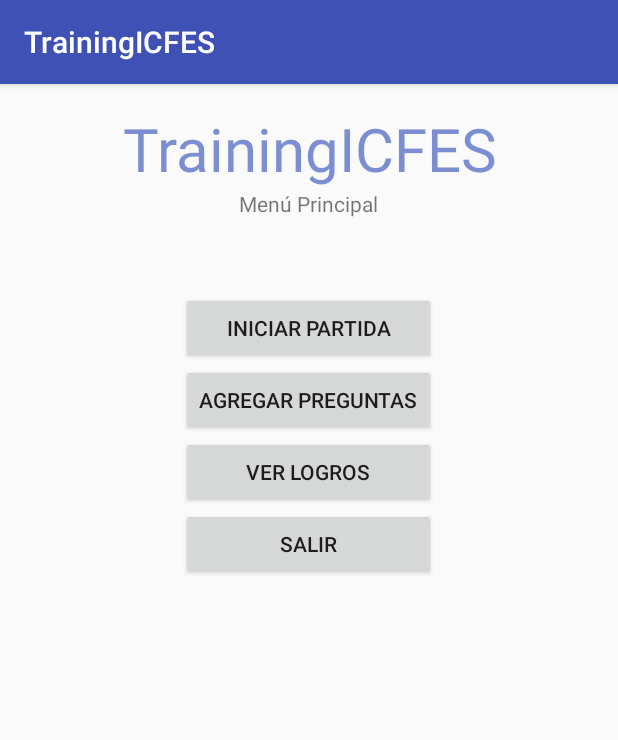
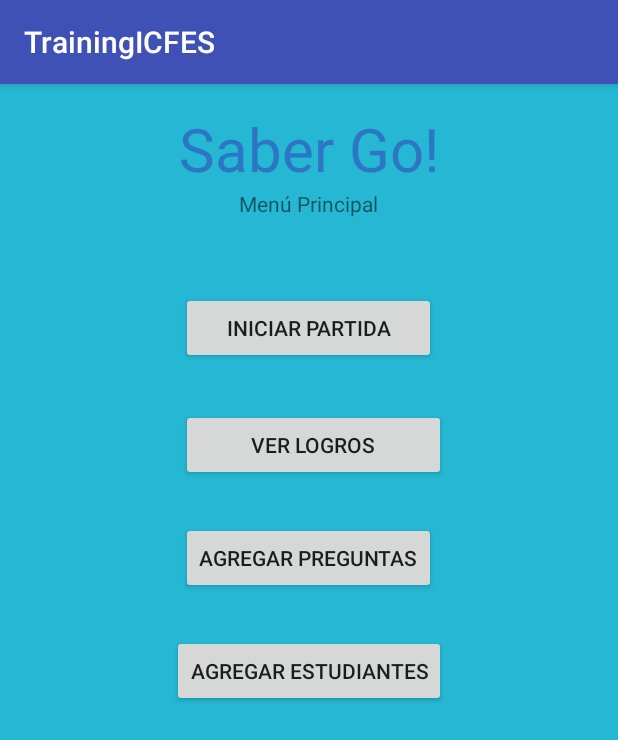
Before and after one commit to MichaelSinner/TrainingICFES, an Android app: the MenuPrincipal screen opened directly, with no data from a screen before it, on a phone screen of 412 x 824 dp. Shown: the top 740 px of the screen. Run offline under Robolectric (Android 15) with nearby library versions, the phone set to English and light mode, and no system bars.

Commit message:
Se Agrega nueva actividad (Menú Partida) cambio de colore , fuente , toast , y validacion del Log

```diff
--- a/app/src/main/java/com/example/michaelsinner/trainingicfes/AgregarPreguntas.java
+++ b/app/src/main/java/com/example/michaelsinner/trainingicfes/AgregarPreguntas.java
@@ -11,7 +11,7 @@ public class AgregarPreguntas extends AppCompatActivity implements AdapterView.O
 
     Spinner spnArea;
     Spinner spnCompetencia;
-    ArrayAdapter<String> aaArea, aaCompetenciaA,aaClear;
+    ArrayAdapter<String> aaArea, aaCompetenciaA,aaClear,aaCompetenciaB;
     String [] opcionesArea = new String[]{"Lectura Critica","Matemáticas","Sociales y ciudadanas","Ciencias Naturales","Ingles"};
     String [] opcionesCompetenciasA = new String[]{"Identificar y entender contenidos de un texto","Comprender como se articulan las partes de un texto","Reflexionar y evaluar contenido de un texto"};
     String [] opcionesCompetenciasB = new String[]{"Lectura Critica","Matemáticas","Sociales y ciudadanas","Ciencias Naturales","Ingles"};
@@ -45,8 +45,8 @@ public class AgregarPreguntas extends AppCompatActivity implements AdapterView.O
                 if (seleccion == 1)
                 {
                     spnCompetencia.setAdapter(aaCompetenciaA);
-                }else{
-                    spnCompetencia.setAdapter(aaClear);
+                }else if (seleccion == 2){
+                    spnCompetencia.setAdapter(aaCompetenciaB);
                 }
 
 
--- a/app/src/main/java/com/example/michaelsinner/trainingicfes/MenuPrincipal.java
+++ b/app/src/main/java/com/example/michaelsinner/trainingicfes/MenuPrincipal.java
@@ -26,7 +26,9 @@ public class MenuPrincipal extends AppCompatActivity implements View.OnClickList
             case R.id.btnAgregarPreguntas:
                 Intent puente3 = new Intent(MenuPrincipal.this,MenuPreguntas.class);
                 startActivity(puente3);
+
                 break;
+
         }
     }
 }
--- a/app/src/main/res/layout/activity_menu_principal.xml
+++ b/app/src/main/res/layout/activity_menu_principal.xml
@@ -7,6 +7,7 @@
     android:paddingLeft="@dimen/activity_horizontal_margin"
     android:paddingRight="@dimen/activity_horizontal_margin"
     android:paddingTop="@dimen/activity_vertical_margin"
+    android:background="@color/colorMain"
     tools:context="com.example.michaelsinner.trainingicfes.MenuPrincipal">
 
     <TextView
@@ -15,52 +16,54 @@
         android:gravity="center_horizontal"
         android:text="@string/titulo"
         android:textColor="#a23250bc"
-        android:textSize="40dp"
-        android:id="@+id/textView" />
+        android:textSize="40sp"
+        android:id="@+id/tvTitulo" />
 
     <TextView
         android:layout_width="wrap_content"
         android:layout_height="wrap_content"
-        android:text="Menú Principal"
-        android:id="@+id/txtViewMenu"
-        android:layout_below="@+id/textView"
+        android:text="@string/txMenuPrincipal"
+        android:id="@+id/tvMenuPrincipal"
+        android:layout_below="@+id/tvTitulo"
         android:layout_centerHorizontal="true" />
 
     <Button
         android:layout_width="wrap_content"
         android:layout_height="wrap_content"
-        android:text="Iniciar partida"
+        android:text="@string/txIniciarPartida"
         android:id="@+id/btnIniciar"
         android:layout_marginTop="49dp"
-        android:layout_below="@+id/txtViewMenu"
+        android:layout_below="@+id/tvMenuPrincipal"
         android:layout_alignEnd="@+id/btnAgregarPreguntas"
         android:layout_alignStart="@+id/btnAgregarPreguntas" />
 
     <Button
         android:layout_width="wrap_content"
         android:layout_height="wrap_content"
-        android:text="Ver Logros"
-        android:id="@+id/btnVerLogros"
-        android:layout_below="@+id/btnAgregarPreguntas"
-        android:layout_alignStart="@+id/btnAgregarPreguntas"
-        android:layout_alignEnd="@+id/btnAgregarPreguntas" />
-
-    <Button
-        android:layout_width="wrap_content"
-        android:layout_height="wrap_content"
-        android:text="Agregar Preguntas"
+        android:text="@string/txAgregarPreguntas"
         android:id="@+id/btnAgregarPreguntas"
-        android:layout_below="@+id/btnIniciar"
+        android:layout_marginTop="27dp"
+        android:layout_below="@+id/btnVerLogros"
         android:layout_centerHorizontal="true" />
 
     <Button
         android:layout_width="wrap_content"
         android:layout_height="wrap_content"
-        android:text="Salir"
-        android:id="@+id/btnSalir"
-        android:layout_below="@+id/btnVerLogros"
-        android:layout_alignEnd="@+id/btnVerLogros"
-        android:layout_alignStart="@+id/btnVerLogros" />
+        android:text="@string/txAgregarEstudiantes"
+        android:id="@+id/btnAgregarEstudiante"
+        android:layout_marginTop="27dp"
+        android:layout_below="@+id/btnAgregarPreguntas"
+        android:layout_centerHorizontal="true" />
+
+    <Button
+        android:layout_width="wrap_content"
+        android:layout_height="wrap_content"
+        android:text="@string/txVerLogros"
+        android:id="@+id/btnVerLogros"
+        android:layout_marginTop="30dp"
+        android:layout_below="@+id/btnIniciar"
+        android:layout_alignStart="@+id/btnIniciar"
+        android:layout_alignEnd="@+id/btnAgregarEstudiante" />
 
 
 </RelativeLayout>
--- a/app/src/main/res/values/colors.xml
+++ b/app/src/main/res/values/colors.xml
@@ -3,4 +3,6 @@
     <color name="colorPrimary">#3F51B5</color>
     <color name="colorPrimaryDark">#303F9F</color>
     <color name="colorAccent">#FF4081</color>
+    <color name="colorMain">#25B7D3</color>
+    <color name="colorSecundario">#166F7F</color>
 </resources>
--- a/app/src/main/res/values/strings.xml
+++ b/app/src/main/res/values/strings.xml
@@ -1,4 +1,24 @@
 <resources>
+    --principal
     <string name="app_name">TrainingICFES</string>
-    <string name="titulo">TrainingICFES</string>
+    <string name="titulo">Saber Go!</string>
+    <string name="txEntrar">Entrar</string>
+    <string name="txAcercaDe">Acerca de</string>
+    <string name="txAño">2016</string>
+    --Login
+    <string name="txUsuario">Usuario</string>
+    <string name="txContraseña">Contraseña</string>
+    <string name="txIngresar">Ingresar</string>
+    --Menú Principal
+    <string name="txMenuPrincipal">Menú Principal</string>
+    <string name="txIniciarPartida">Iniciar Partida</string>
+    <string name="txAgregarPreguntas">Agregar Preguntas</string>
+    <string name="txAgregarEstudiantes">Agregar Estudiantes</string>
+    <string name="txVerLogros">Ver Logros</string>
+
+    -Acerca de
+    <string name="Comentario">Esta aplicación es desarrollada por Michael Peñaloza y Ana Sotelo para la clase de Electiva 2 - Móviles
+                de la Universidad Antonio Nariño
+    </string>
+
 </resources>
--- a/build.gradle
+++ b/build.gradle
@@ -5,7 +5,7 @@ buildscript {
         jcenter()
     }
     dependencies {
-        classpath 'com.android.tools.build:gradle:2.1.3'
+        classpath 'com.android.tools.build:gradle:2.2.0'
 
         // NOTE: Do not place your application dependencies here; they belong
         // in the individual module build.gradle files
```
Also changed, not shown: app/src/main/AndroidManifest.xml (+12 -7 lines), app/src/main/java/com/example/michaelsinner/trainingicfes/Login.java (+36 -2 lines), app/src/main/java/com/example/michaelsinner/trainingicfes/MainActivity.java (+14 -1 lines), app/src/main/java/com/example/michaelsinner/trainingicfes/MenuPartida.java (added, +13 -0 lines), app/src/main/res/layout/activity_login.xml (+35 -27 lines), app/src/main/res/layout/activity_main.xml (+33 -19 lines), app/src/main/res/layout/activity_menu_partida.xml (added, +13 -0 lines).
